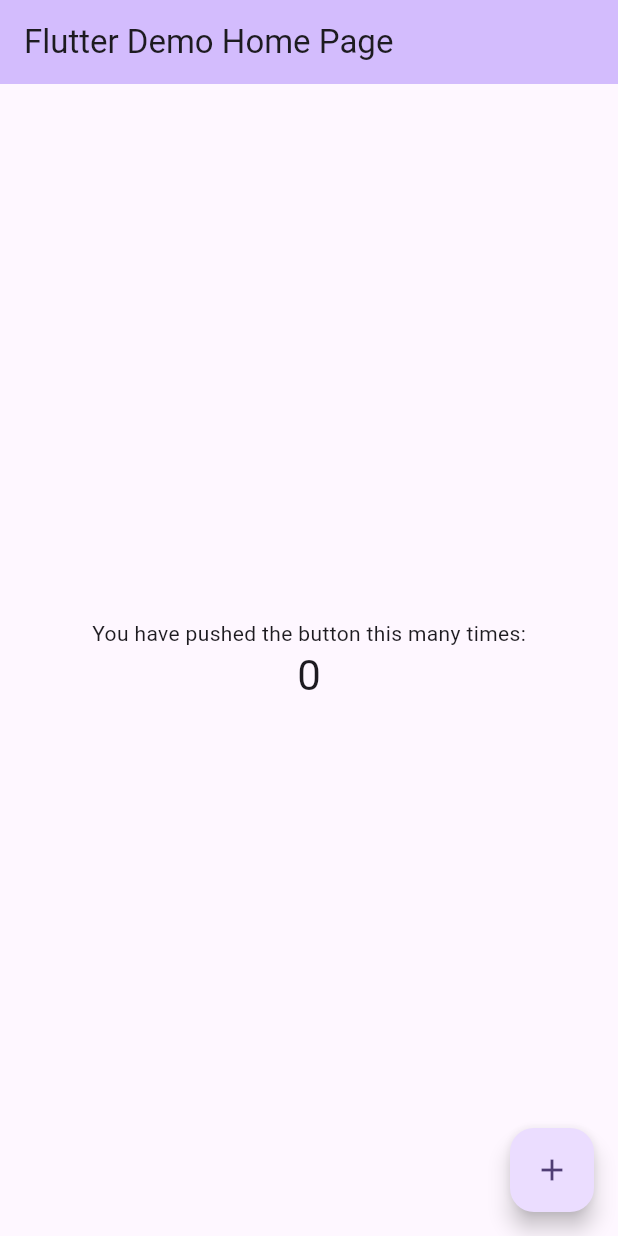
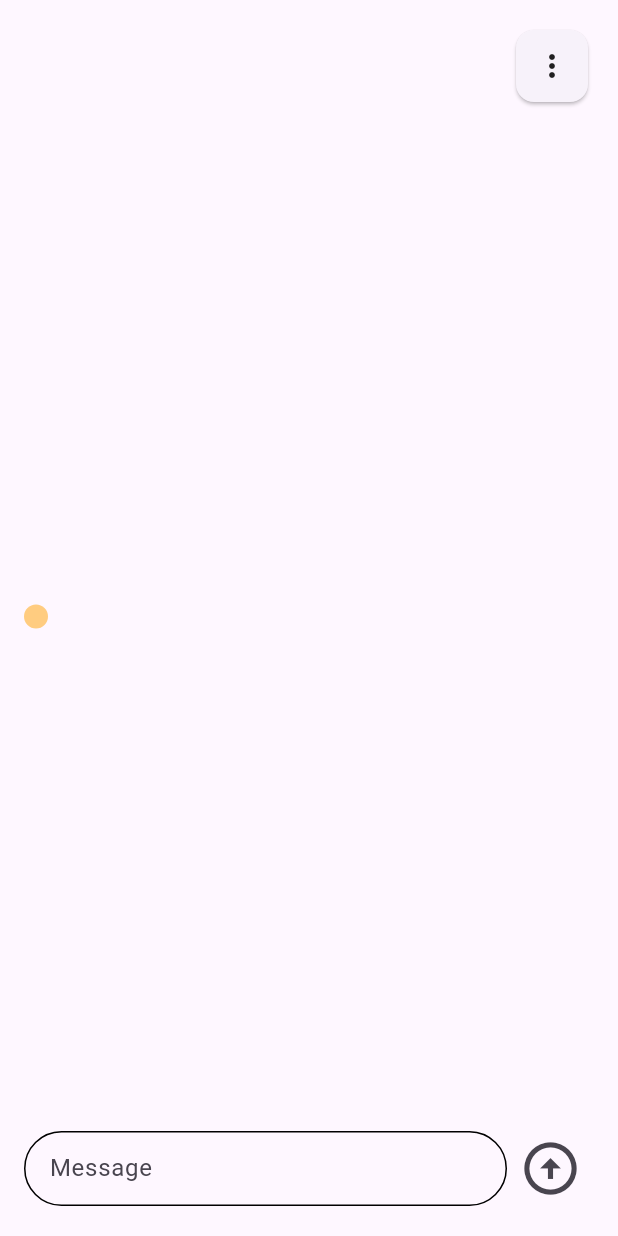
Before and after one commit to janry24/chat_janry_app, a Flutter app: the screen it shows after launch, on a phone screen of 412 x 824 dp. Run offline on Flutter 3.47's test engine with Material 3 defaults, Android fonts, the phone set to English and light mode, and no system bars.

Commit message:
메인화면 추가(채팅 전 첫 화면)

```diff
--- a/lib/main.dart
+++ b/lib/main.dart
@@ -7,119 +7,193 @@
 class MyApp extends StatelessWidget {
   const MyApp({super.key});
 
-  // This widget is the root of your application.
   @override
   Widget build(BuildContext context) {
     return MaterialApp(
-      title: 'Flutter Demo',
+      title: 'Janry',
+      debugShowCheckedModeBanner: false,
       theme: ThemeData(
-        // This is the theme of your application.
-        //
-        // TRY THIS: Try running your application with "flutter run". You'll see
-        // the application has a purple toolbar. Then, without quitting the app,
-        // try changing the seedColor in the colorScheme below to Colors.green
-        // and then invoke "hot reload" (save your changes or press the "hot
-        // reload" button in a Flutter-supported IDE, or press "r" if you used
-        // the command line to start the app).
-        //
-        // Notice that the counter didn't reset back to zero; the application
-        // state is not lost during the reload. To reset the state, use hot
-        // restart instead.
-        //
-        // This works for code too, not just values: Most code changes can be
-        // tested with just a hot reload.
-        colorScheme: ColorScheme.fromSeed(seedColor: Colors.deepPurple),
+        // colorScheme: ColorScheme.fromSeed(seedColor: Colors.deepPurple),
         useMaterial3: true,
+        dialogBackgroundColor: Colors.white,
       ),
-      home: const MyHomePage(title: 'Flutter Demo Home Page'),
+      home: const MyHomePage(),
     );
   }
 }
 
 class MyHomePage extends StatefulWidget {
-  const MyHomePage({super.key, required this.title});
-
-  // This widget is the home page of your application. It is stateful, meaning
-  // that it has a State object (defined below) that contains fields that affect
-  // how it looks.
-
-  // This class is the configuration for the state. It holds the values (in this
-  // case the title) provided by the parent (in this case the App widget) and
-  // used by the build method of the State. Fields in a Widget subclass are
-  // always marked "final".
-
-  final String title;
+  const MyHomePage({super.key});
 
   @override
   State<MyHomePage> createState() => _MyHomePageState();
 }
 
-class _MyHomePageState extends State<MyHomePage> {
-  int _counter = 0;
+class _MyHomePageState extends State<MyHomePage> with TickerProviderStateMixin {
 
-  void _incrementCounter() {
-    setState(() {
-      // This call to setState tells the Flutter framework that something has
-      // changed in this State, which causes it to rerun the build method below
-      // so that the display can reflect the updated values. If we changed
-      // _counter without calling setState(), then the build method would not be
-      // called again, and so nothing would appear to happen.
-      _counter++;
+  TextEditingController messageTextController = TextEditingController();
+
+  static const String _kStrings = 'Flutter ChatGPT';
+
+  String get _currentString => _kStrings;
+
+  ScrollController scrollController = ScrollController();
+  late Animation<int> _characterCount;
+  late AnimationController animationController;
+
+  setupAnimations () {
+    animationController = AnimationController(
+      vsync: this,
+      duration: const Duration(milliseconds: 2500)
+    );
+    _characterCount = StepTween(begin: 0, end: _currentString.length).animate(
+      CurvedAnimation(
+        parent: animationController,
+        curve: Curves.easeIn
+      )
+    );
+    animationController.addListener(() {
+      setState(() {});
     });
+    animationController.addStatusListener((status) {
+      if (status == AnimationStatus.completed) {
+        Future.delayed(const Duration(seconds: 1)).then((value) {
+          animationController.reverse();
+        });
+      } else if (status == AnimationStatus.dismissed) {
+        Future.delayed(const Duration(seconds: 1)).then((value) {
+          animationController.forward();
+        });
+      }
+    });
+
+    animationController.forward();
+  }
+
+  @override
+  void initState() {
+    super.initState();
+    setupAnimations();
+  }
+
+  @override
+  void dispose() {
+    messageTextController.dispose();
+    scrollController.dispose();
+
+    super.dispose();
   }
 
   @override
   Widget build(BuildContext context) {
-    // This method is rerun every time setState is called, for instance as done
-    // by the _incrementCounter method above.
-    //
-    // The Flutter framework has been optimized to make rerunning build methods
-    // fast, so that you can just rebuild anything that needs updating rather
-    // than having to individually change instances of widgets.
     return Scaffold(
-      appBar: AppBar(
-        // TRY THIS: Try changing the color here to a specific color (to
-        // Colors.amber, perhaps?) and trigger a hot reload to see the AppBar
-        // change color while the other colors stay the same.
-        backgroundColor: Theme.of(context).colorScheme.inversePrimary,
-        // Here we take the value from the MyHomePage object that was created by
-        // the App.build method, and use it to set our appbar title.
-        title: Text(widget.title),
+      body: SafeArea(
+        child: Padding(
+          padding: const EdgeInsets.all(16.0),
+          child: Column(
+            mainAxisAlignment: MainAxisAlignment.center,
+            children: [
+              Align(
+                alignment: Alignment.centerRight,
+                child: Card(
+                  child: PopupMenuButton(
+                    itemBuilder: (context) {
+                      return [
+                        const PopupMenuItem(
+                          child: ListTile(
+                            title: Text('History'),
+                          )
                         ),
-      body: Center(
-        // Center is a layout widget. It takes a single child and positions it
-        // in the middle of the parent.
-        child: Column(
-          // Column is also a layout widget. It takes a list of children and
-          // arranges them vertically. By default, it sizes itself to fit its
-          // children horizontally, and tries to be as tall as its parent.
-          //
-          // Column has various properties to control how it sizes itself and
-          // how it positions its children. Here we use mainAxisAlignment to
-          // center the children vertically; the main axis here is the vertical
-          // axis because Columns are vertical (the cross axis would be
-          // horizontal).
-          //
-          // TRY THIS: Invoke "debug painting" (choose the "Toggle Debug Paint"
-          // action in the IDE, or press "p" in the console), to see the
-          // wireframe for each widget.
-          mainAxisAlignment: MainAxisAlignment.center,
-          children: <Widget>[
-            const Text(
-              'You have pushed the button this many times:',
+                        const PopupMenuItem(
+                          child: ListTile(
+                            title: Text('Settings'),
+                          )
                         ),
+                        const PopupMenuItem(
+                          child: ListTile(
+                            title: Text('New chat'),
+                          )
+                        )
+                      ];
+                    }
+                  ),
+                ),
+              ),
+              Expanded(
+                child: AnimatedBuilder(
+                  animation: _characterCount,
+                  builder: (BuildContext context, Widget? child) {
+                    String text = _currentString.substring(0, _characterCount.value);
+                    return Row(
+                      children: [
                         Text(
-              '$_counter',
-              style: Theme.of(context).textTheme.headlineMedium,
+                          text,
+                          style: const TextStyle(
+                            fontWeight: FontWeight.bold,
+                            fontSize: 24
                           ),
+                        ),
+                        CircleAvatar(
+                          radius: 8,
+                          backgroundColor: Colors.orange[200],
+                        )
+                      ],
+                    );
+                  },
+                )
+              ),
+              Dismissible( // 해당 탭 슬라이스 효과
+                key: const Key('chat-bar'), // 필수 값
+                direction: DismissDirection.startToEnd,
+                onDismissed: (d) {
+                  // d 는 direction
+                  if (d == DismissDirection.startToEnd) {
+                    // logic
+                  }
+                },
+                background: const Row(
+                  crossAxisAlignment: CrossAxisAlignment.center,
+                  children: [
+                    Text('New chat')
                   ],
                 ),
+                confirmDismiss: (d) async {
+                  // d 는 direction
+                  if (d == DismissDirection.startToEnd) {
+                    // logic
+                  }
+                  return null;
+                },
+                child: Row(
+                  children: [
+                    Expanded(
+                      child: Container(
+                        padding: const EdgeInsets.symmetric(horizontal: 16),
+                        decoration: BoxDecoration(
+                          borderRadius: BorderRadius.circular(32),
+                          border: Border.all()
                         ),
-      floatingActionButton: FloatingActionButton(
-        onPressed: _incrementCounter,
-        tooltip: 'Increment',
-        child: const Icon(Icons.add),
-      ), // This trailing comma makes auto-formatting nicer for build methods.
+                        child: TextField(
+                          controller: messageTextController,
+                          decoration: const InputDecoration(
+                            border: InputBorder.none,
+                            hintText: 'Message'
+                          ),
+                        ),
+                      ),
+                    ),
+                    IconButton(
+                      iconSize: 42,
+                      onPressed: (){},
+                      icon: const Icon(Icons.arrow_circle_up)
+                    )
+                  ],
+                ),
+              )
+            ],
+          ),
+        )
+      ),
     );
   }
 }
```
Lines whose indentation alone changed are shown as unchanged.
